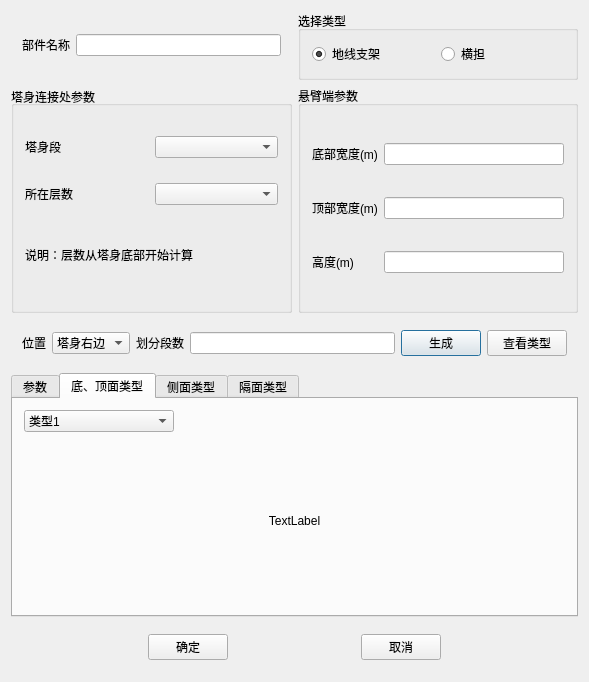
Shixuku/Tower-Visual, file TW/T_CrossArm.ui: the form before one commit.
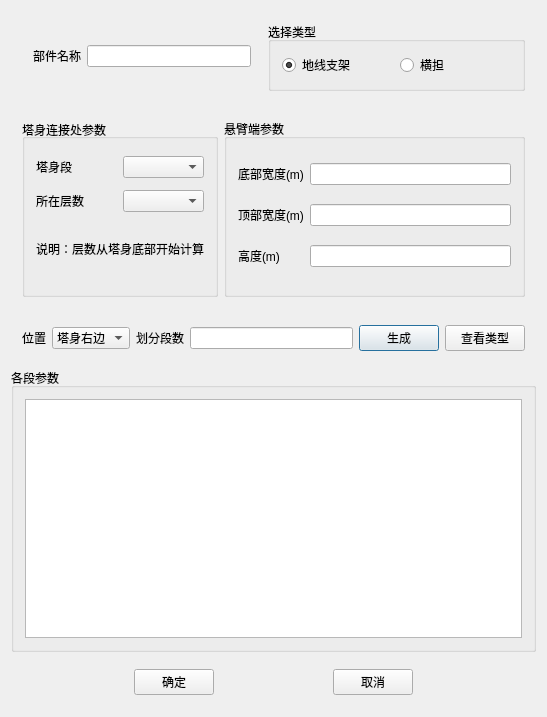
The form after the commit. The open tabs and pages were chosen to show the change.

Commit message: 1、主要是把原来在塔身和塔头的查看图片类型 放到新的界面里面了。 2、重新布局了一下塔线组合界面，顺便加了一个名称

What changed in the file:
```diff
--- a/TW/T_CrossArm.ui
+++ b/TW/T_CrossArm.ui
@@ -6,41 +6,205 @@
    <rect>
     <x>0</x>
     <y>0</y>
-    <width>589</width>
-    <height>682</height>
+    <width>547</width>
+    <height>717</height>
    </rect>
   </property>
   <property name="windowTitle">
    <string>生成塔头部件</string>
   </property>
-  <layout class="QGridLayout" name="gridLayout_2" rowstretch="1,0,0,0,0,0,0,0,0">
-   <item row="0" column="1">
-    <widget class="QGroupBox" name="groupBox_3">
-     <property name="title">
-      <string>选择类型</string>
+  <layout class="QVBoxLayout" name="verticalLayout_2">
+   <item>
+    <widget class="QWidget" name="widget_3" native="true">
+     <layout class="QHBoxLayout" name="horizontalLayout_6">
+      <item>
+       <widget class="QWidget" name="widget_2" native="true">
+        <property name="maximumSize">
+         <size>
+          <width>240</width>
+          <height>60</height>
+         </size>
+        </property>
+        <layout class="QHBoxLayout" name="horizontalLayout_2">
+         <item>
+          <widget class="QLabel" name="label_6">
+           <property name="text">
+            <string>部件名称</string>
+           </property>
+          </widget>
+         </item>
+         <item>
+          <widget class="QLineEdit" name="part_name"/>
+         </item>
+        </layout>
+       </widget>
+      </item>
+      <item>
+       <widget class="QGroupBox" name="groupBox_3">
+        <property name="title">
+         <string>选择类型</string>
+        </property>
+        <layout class="QHBoxLayout" name="horizontalLayout_3">
+         <item>
+          <widget class="QRadioButton" name="rdb_up">
+           <property name="text">
+            <string>地线支架</string>
+           </property>
+           <property name="checked">
+            <bool>true</bool>
+           </property>
+          </widget>
+         </item>
+         <item>
+          <widget class="QRadioButton" name="rdb_buttom">
+           <property name="text">
+            <string>横担</string>
+           </property>
+          </widget>
+         </item>
+        </layout>
+       </widget>
+      </item>
+     </layout>
+    </widget>
+   </item>
+   <item>
+    <widget class="QWidget" name="widget" native="true">
+     <property name="maximumSize">
+      <size>
+       <width>16777215</width>
+       <height>200</height>
+      </size>
      </property>
-     <layout class="QHBoxLayout" name="horizontalLayout_3">
+     <layout class="QHBoxLayout" name="horizontalLayout_4">
       <item>
-       <widget class="QRadioButton" name="rdb_up">
-        <property name="text">
-         <string>地线支架</string>
+       <widget class="QGroupBox" name="groupBox">
+        <property name="title">
+         <string>塔身连接处参数</string>
         </property>
-        <property name="checked">
-         <bool>true</bool>
+        <property name="alignment">
+         <set>Qt::AlignLeading|Qt::AlignLeft|Qt::AlignVCenter</set>
         </property>
+        <layout class="QGridLayout" name="gridLayout">
+         <item row="4" column="0" colspan="2">
+          <widget class="QLabel" name="label_3">
+           <property name="maximumSize">
+            <size>
+             <width>16777215</width>
+             <height>50</height>
+            </size>
+           </property>
+           <property name="text">
+            <string>说明：层数从塔身底部开始计算</string>
+           </property>
+          </widget>
+         </item>
+         <item row="1" column="1">
+          <widget class="QComboBox" name="combo_body"/>
+         </item>
+         <item row="1" column="0">
+          <widget class="QLabel" name="label_2">
+           <property name="text">
+            <string>塔身段</string>
+           </property>
+          </widget>
+         </item>
+         <item row="2" column="0">
+          <widget class="QLabel" name="label">
+           <property name="text">
+            <string>所在层数</string>
+           </property>
+          </widget>
+         </item>
+         <item row="2" column="1">
+          <widget class="QComboBox" name="combo_Tier"/>
+         </item>
+        </layout>
        </widget>
       </item>
       <item>
-       <widget class="QRadioButton" name="rdb_buttom">
-        <property name="text">
-         <string>横担</string>
+       <widget class="QGroupBox" name="groupBox_2">
+        <property name="title">
+         <string>悬臂端参数</string>
         </property>
+        <layout class="QVBoxLayout" name="verticalLayout">
+         <property name="leftMargin">
+          <number>0</number>
+         </property>
+         <property name="topMargin">
+          <number>0</number>
+         </property>
+         <property name="rightMargin">
+          <number>0</number>
+         </property>
+         <property name="bottomMargin">
+          <number>0</number>
+         </property>
+         <item>
+          <widget class="QStackedWidget" name="stackedWidget">
+           <property name="lineWidth">
+            <number>1</number>
+           </property>
+           <property name="currentIndex">
+            <number>1</number>
+           </property>
+           <widget class="QWidget" name="page">
+            <layout class="QHBoxLayout" name="horizontalLayout">
+             <item>
+              <widget class="QLabel" name="label_12">
+               <property name="text">
+                <string>宽度(m)</string>
+               </property>
+              </widget>
+             </item>
+             <item>
+              <widget class="QLineEdit" name="line_c1W0"/>
+             </item>
+            </layout>
+           </widget>
+           <widget class="QWidget" name="page_2">
+            <layout class="QGridLayout" name="gridLayout_3">
+             <item row="0" column="2">
+              <widget class="QLineEdit" name="line_c2W0"/>
+             </item>
+             <item row="2" column="0">
+              <widget class="QLabel" name="label_11">
+               <property name="text">
+                <string>顶部宽度(m)</string>
+               </property>
+              </widget>
+             </item>
+             <item row="2" column="2">
+              <widget class="QLineEdit" name="line_c2Wn"/>
+             </item>
+             <item row="3" column="0">
+              <widget class="QLabel" name="label_13">
+               <property name="text">
+                <string>高度(m)</string>
+               </property>
+              </widget>
+             </item>
+             <item row="3" column="2">
+              <widget class="QLineEdit" name="line_c2H"/>
+             </item>
+             <item row="0" column="0">
+              <widget class="QLabel" name="label_9">
+               <property name="text">
+                <string>底部宽度(m)</string>
+               </property>
+              </widget>
+             </item>
+            </layout>
+           </widget>
+          </widget>
+         </item>
+        </layout>
        </widget>
       </item>
      </layout>
     </widget>
    </item>
-   <item row="5" column="0" rowspan="2" colspan="2">
+   <item>
     <widget class="QWidget" name="widget_7" native="true">
      <layout class="QHBoxLayout" name="horizontalLayout_8">
       <item>
@@ -96,311 +260,19 @@
      </layout>
     </widget>
    </item>
-   <item row="1" column="1">
-    <widget class="QGroupBox" name="groupBox_2">
+   <item>
+    <widget class="QGroupBox" name="groupBox_4">
      <property name="title">
-      <string>悬臂端参数</string>
+      <string>各段参数</string>
      </property>
-     <layout class="QVBoxLayout" name="verticalLayout">
-      <property name="leftMargin">
-       <number>0</number>
-      </property>
-      <property name="topMargin">
-       <number>0</number>
-      </property>
-      <property name="rightMargin">
-       <number>0</number>
-      </property>
-      <property name="bottomMargin">
-       <number>0</number>
-      </property>
+     <layout class="QHBoxLayout" name="horizontalLayout_5">
       <item>
-       <widget class="QStackedWidget" name="stackedWidget">
-        <property name="lineWidth">
-         <number>1</number>
-        </property>
-        <property name="currentIndex">
-         <number>1</number>
-        </property>
-        <widget class="QWidget" name="page">
-         <layout class="QHBoxLayout" name="horizontalLayout">
-          <item>
-           <widget class="QLabel" name="label_12">
-            <property name="text">
-             <string>宽度(m)</string>
-            </property>
-           </widget>
-          </item>
-          <item>
-           <widget class="QLineEdit" name="line_c1W0"/>
-          </item>
-         </layout>
-        </widget>
-        <widget class="QWidget" name="page_2">
-         <layout class="QGridLayout" name="gridLayout_3">
-          <item row="0" column="2">
-           <widget class="QLineEdit" name="line_c2W0"/>
-          </item>
-          <item row="2" column="0">
-           <widget class="QLabel" name="label_11">
-            <property name="text">
-             <string>顶部宽度(m)</string>
-            </property>
-           </widget>
-          </item>
-          <item row="2" column="2">
-           <widget class="QLineEdit" name="line_c2Wn"/>
-          </item>
-          <item row="3" column="0">
-           <widget class="QLabel" name="label_13">
-            <property name="text">
-             <string>高度(m)</string>
-            </property>
-           </widget>
-          </item>
-          <item row="3" column="2">
-           <widget class="QLineEdit" name="line_c2H"/>
-          </item>
-          <item row="0" column="0">
-           <widget class="QLabel" name="label_9">
-            <property name="text">
-             <string>底部宽度(m)</string>
-            </property>
-           </widget>
-          </item>
-         </layout>
-        </widget>
-       </widget>
+       <widget class="QTableWidget" name="tableWidget"/>
       </item>
      </layout>
     </widget>
    </item>
-   <item row="1" column="0">
-    <widget class="QGroupBox" name="groupBox">
-     <property name="title">
-      <string>塔身连接处参数</string>
-     </property>
-     <property name="alignment">
-      <set>Qt::AlignLeading|Qt::AlignLeft|Qt::AlignVCenter</set>
-     </property>
-     <layout class="QGridLayout" name="gridLayout">
-      <item row="4" column="0" colspan="2">
-       <widget class="QLabel" name="label_3">
-        <property name="maximumSize">
-         <size>
-          <width>16777215</width>
-          <height>50</height>
-         </size>
-        </property>
-        <property name="text">
-         <string>说明：层数从塔身底部开始计算</string>
-        </property>
-       </widget>
-      </item>
-      <item row="1" column="1">
-       <widget class="QComboBox" name="combo_body"/>
-      </item>
-      <item row="1" column="0">
-       <widget class="QLabel" name="label_2">
-        <property name="text">
-         <string>塔身段</string>
-        </property>
-       </widget>
-      </item>
-      <item row="2" column="0">
-       <widget class="QLabel" name="label">
-        <property name="text">
-         <string>所在层数</string>
-        </property>
-       </widget>
-      </item>
-      <item row="2" column="1">
-       <widget class="QComboBox" name="combo_Tier"/>
-      </item>
-     </layout>
-    </widget>
-   </item>
-   <item row="0" column="0">
-    <widget class="QWidget" name="widget_2" native="true">
-     <property name="maximumSize">
-      <size>
-       <width>1000000</width>
-       <height>60</height>
-      </size>
-     </property>
-     <layout class="QHBoxLayout" name="horizontalLayout_2">
-      <item>
-       <widget class="QLabel" name="label_6">
-        <property name="text">
-         <string>部件名称</string>
-        </property>
-       </widget>
-      </item>
-      <item>
-       <widget class="QLineEdit" name="part_name"/>
-      </item>
-     </layout>
-    </widget>
-   </item>
-   <item row="7" column="0" colspan="2">
-    <widget class="QTabWidget" name="tabWidget">
-     <property name="currentIndex">
-      <number>0</number>
-     </property>
-     <widget class="QWidget" name="widget">
-      <attribute name="title">
-       <string>参数</string>
-      </attribute>
-      <layout class="QHBoxLayout" name="horizontalLayout_4">
-       <item>
-        <widget class="QTableWidget" name="tableWidget"/>
-       </item>
-      </layout>
-     </widget>
-     <widget class="QWidget" name="tab_2">
-      <attribute name="title">
-       <string>底、顶面类型</string>
-      </attribute>
-      <layout class="QVBoxLayout" name="verticalLayout_2">
-       <item>
-        <widget class="QComboBox" name="combo_BU">
-         <property name="maximumSize">
-          <size>
-           <width>150</width>
-           <height>16777215</height>
-          </size>
-         </property>
-         <item>
-          <property name="text">
-           <string>类型1</string>
-          </property>
-         </item>
-         <item>
-          <property name="text">
-           <string>类型2</string>
-          </property>
-         </item>
-         <item>
-          <property name="text">
-           <string>类型3</string>
-          </property>
-         </item>
-         <item>
-          <property name="text">
-           <string>类型4</string>
-          </property>
-         </item>
-        </widget>
-       </item>
-       <item>
-        <widget class="QLabel" name="label_BU">
-         <property name="text">
-          <string>TextLabel</string>
-         </property>
-         <property name="alignment">
-          <set>Qt::AlignCenter</set>
-         </property>
-        </widget>
-       </item>
-      </layout>
-     </widget>
-     <widget class="QWidget" name="tab">
-      <attribute name="title">
-       <string>侧面类型</string>
-      </attribute>
-      <layout class="QVBoxLayout" name="verticalLayout_3">
-       <item>
-        <widget class="QComboBox" name="combo_S">
-         <property name="maximumSize">
-          <size>
-           <width>150</width>
-           <height>16777215</height>
-          </size>
-         </property>
-         <item>
-          <property name="text">
-           <string>类型1</string>
-          </property>
-         </item>
-         <item>
-          <property name="text">
-           <string>类型2</string>
-          </property>
-         </item>
-         <item>
-          <property name="text">
-           <string>类型3</string>
-          </property>
-         </item>
-        </widget>
-       </item>
-       <item>
-        <widget class="QLabel" name="label_S">
-         <property name="text">
-          <string>TextLabel</string>
-         </property>
-         <property name="alignment">
-          <set>Qt::AlignCenter</set>
-         </property>
-        </widget>
-       </item>
-      </layout>
-     </widget>
-     <widget class="QWidget" name="tab_3">
-      <attribute name="title">
-       <string>隔面类型</string>
-      </attribute>
-      <layout class="QVBoxLayout" name="verticalLayout_4">
-       <item>
-        <widget class="QComboBox" name="combo_g">
-         <property name="maximumSize">
-          <size>
-           <width>150</width>
-           <height>16777215</height>
-          </size>
-         </property>
-         <item>
-          <property name="text">
-           <string>类型1</string>
-          </property>
-         </item>
-         <item>
-          <property name="text">
-           <string>类型2</string>
-          </property>
-         </item>
-         <item>
-          <property name="text">
-           <string>类型3</string>
-          </property>
-         </item>
-         <item>
-          <property name="text">
-           <string>类型4</string>
-          </property>
-         </item>
-         <item>
-          <property name="text">
-           <string>类型5</string>
-          </property>
-         </item>
-        </widget>
-       </item>
-       <item>
-        <widget class="QLabel" name="label_g">
-         <property name="text">
-          <string>TextLabel</string>
-         </property>
-         <property name="alignment">
-          <set>Qt::AlignCenter</set>
-         </property>
-        </widget>
-       </item>
-      </layout>
-     </widget>
-    </widget>
-   </item>
-   <item row="8" column="0" colspan="2">
+   <item>
     <widget class="QWidget" name="widget_12" native="true">
      <layout class="QHBoxLayout" name="horizontalLayout_14">
       <item>
```
The commit also changes 13 other files.
